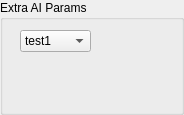
acorver/SpikeGL, file Bug_ExtraAIParams.ui: the form before one commit.
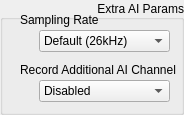
The form after the commit.

Commit message: extra AI for bug3 works. slower AI rate than telemetry rate for bug3 works. yay

Patch:
```diff
--- a/Bug_ExtraAIParams.ui
+++ b/Bug_ExtraAIParams.ui
@@ -19,18 +19,55 @@
   <property name="title">
    <string>Extra AI Params</string>
   </property>
-  <widget class="QComboBox" name="comboBox">
+  <property name="alignment">
+   <set>Qt::AlignRight|Qt::AlignTrailing|Qt::AlignVCenter</set>
+  </property>
+  <widget class="QComboBox" name="chan">
+   <property name="geometry">
+    <rect>
+     <x>39</x>
+     <y>80</y>
+     <width>131</width>
+     <height>22</height>
+    </rect>
+   </property>
+   <property name="toolTip">
+    <string>&lt;html&gt;&lt;head/&gt;&lt;body&gt;&lt;p&gt;Optionally, you can record a second AI channel along with the AI channel you want to use for triggering. This additional channel is saved alongside all the other data. &lt;/p&gt;&lt;p&gt;Useful for synchronizing telemetry recording data to other systems.&lt;/p&gt;&lt;/body&gt;&lt;/html&gt;</string>
+   </property>
+   <item>
+    <property name="text">
+     <string>Disabled</string>
+    </property>
+   </item>
+  </widget>
+  <widget class="QLabel" name="chanLbl">
    <property name="geometry">
     <rect>
      <x>20</x>
+     <y>60</y>
+     <width>161</width>
+     <height>20</height>
+    </rect>
+   </property>
+   <property name="toolTip">
+    <string>&lt;html&gt;&lt;head/&gt;&lt;body&gt;&lt;p&gt;Optionally, you can record a second AI channel along with the AI channel you want to use for triggering. This additional channel is saved alongside all the other data. &lt;/p&gt;&lt;p&gt;Useful for synchronizing telemetry recording data to other systems.&lt;/p&gt;&lt;/body&gt;&lt;/html&gt;</string>
+   </property>
+   <property name="text">
+    <string>Record Additional AI Channel</string>
+   </property>
+  </widget>
+  <widget class="QComboBox" name="rate">
+   <property name="geometry">
+    <rect>
+     <x>39</x>
      <y>30</y>
-     <width>71</width>
+     <width>131</width>
      <height>22</height>
     </rect>
    </property>
    <item>
     <property name="text">
-     <string>test1</string>
+     <string>Default (26kHz)</string>
     </property>
    </item>
    <item>
@@ -38,6 +75,37 @@
      <string>test2</string>
     </property>
    </item>
+   <item>
+    <property name="text">
+     <string>1/4 Speed (6.5kHz)</string>
+    </property>
+   </item>
+   <item>
+    <property name="text">
+     <string>1/8 Speed (3.25kHz)</string>
+    </property>
+   </item>
+   <item>
+    <property name="text">
+     <string>1/16 Speed (1.63kHz)</string>
+    </property>
+   </item>
+  </widget>
+  <widget class="QLabel" name="rateLbl">
+   <property name="geometry">
+    <rect>
+     <x>20</x>
+     <y>10</y>
+     <width>161</width>
+     <height>20</height>
+    </rect>
+   </property>
+   <property name="toolTip">
+    <string>&lt;html&gt;&lt;head/&gt;&lt;body&gt;&lt;p&gt;Specify the sampling rate to use for AI. The default is to match the sampling rate of the Bug3 Telemetry system, which is 26kHz. Since some NI devices can't acquire at this high a rate, you may reduce the sampling rate for AI here.&lt;/p&gt;&lt;p&gt;If the sampling rate is smaller than the telemetry system rate, the incoming AI data will be upsampled to match the telemetry data before being graphed and/or saved.&lt;/p&gt;&lt;/body&gt;&lt;/html&gt;</string>
+   </property>
+   <property name="text">
+    <string>Sampling Rate</string>
+   </property>
   </widget>
  </widget>
  <resources/>
```
Left out of the diff: 8 changed lines with no effect on the pictures. The commit also changes 7 other files.
